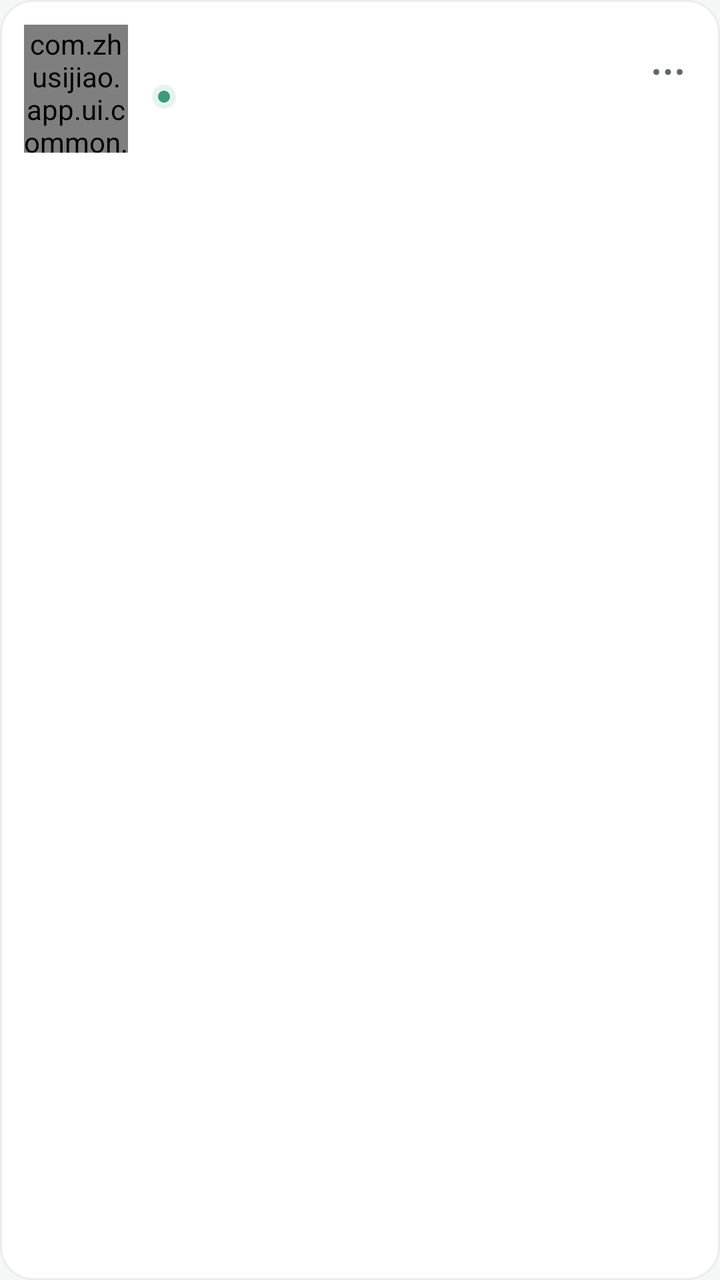
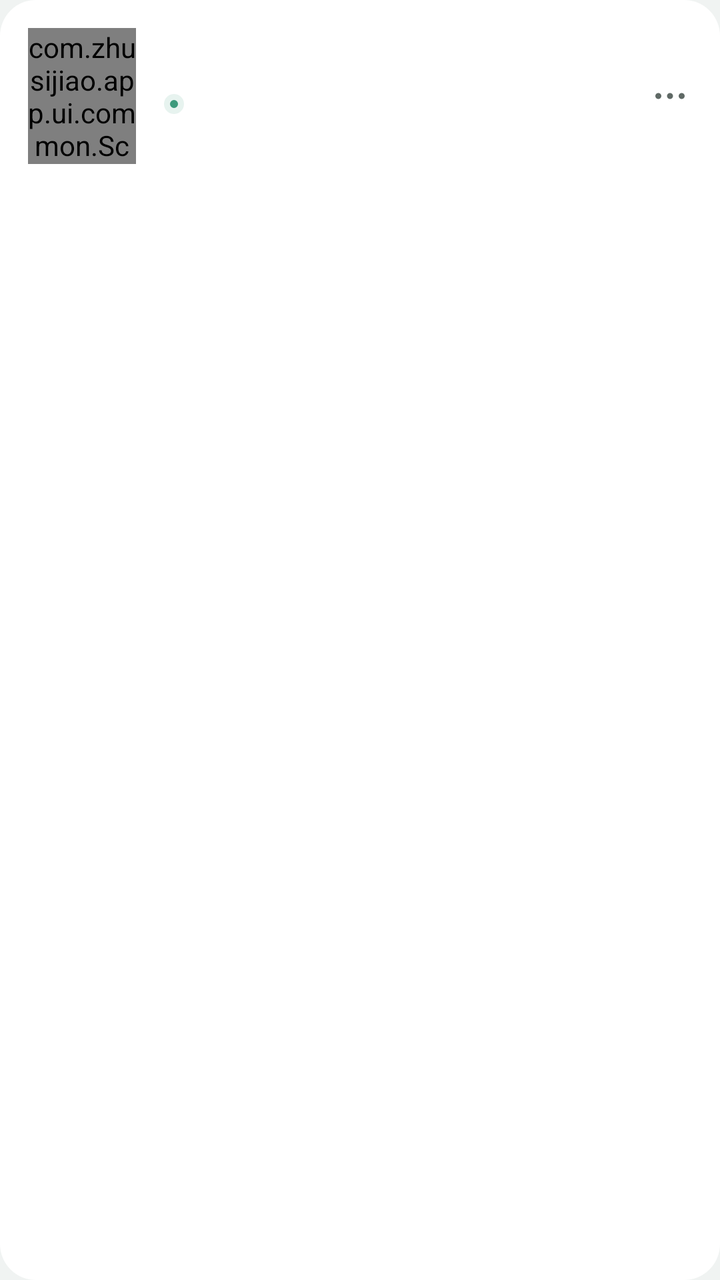

Screens rendered from an Android XML layout before and after an edit, with the pre-edit source and the edit as a unified diff.
<!-- AndroidManifest.xml: application theme Theme.Zhusijiao -->
<!-- res/layout/item_schedule_card.xml -->
<?xml version="1.0" encoding="utf-8"?>
<LinearLayout xmlns:android="http://schemas.android.com/apk/res/android"
    android:id="@+id/cardRoot"
    android:layout_width="match_parent"
    android:layout_height="wrap_content"
    android:layout_marginBottom="10dp"
    android:background="@drawable/bg_card"
    android:orientation="vertical">

    <LinearLayout
        android:id="@+id/cardMain"
        android:layout_width="match_parent"
        android:layout_height="wrap_content"
        android:background="@drawable/bg_menu_row"
        android:clickable="true"
        android:focusable="true"
        android:gravity="center_vertical"
        android:orientation="horizontal"
        android:paddingStart="12dp"
        android:paddingTop="12dp"
        android:paddingEnd="4dp"
        android:paddingBottom="12dp">

        
        <com.zhusijiao.app.ui.common.ScheduleThumbView
            android:id="@+id/cardThumb"
            android:layout_width="52dp"
            android:layout_height="64dp"
            android:layout_marginEnd="12dp"
            android:importantForAccessibility="no" />

        <LinearLayout
            android:layout_width="0dp"
            android:layout_height="wrap_content"
            android:layout_weight="1"
            android:orientation="vertical">

            <LinearLayout
                android:layout_width="match_parent"
                android:layout_height="wrap_content"
                android:gravity="center_vertical"
                android:orientation="horizontal">

                <TextView
                    android:id="@+id/cardName"
                    android:layout_width="0dp"
                    android:layout_height="wrap_content"
                    android:layout_weight="1"
                    android:ellipsize="end"
                    android:maxLines="1"
                    android:textColor="@color/text_primary"
                    android:textSize="@dimen/text_subtitle"
                    android:textStyle="bold" />

                
                <TextView
                    android:id="@+id/activeTag"
                    android:layout_width="wrap_content"
                    android:layout_height="wrap_content"
                    android:layout_marginStart="8dp"
                    android:background="@drawable/bg_tag"
                    android:paddingStart="8dp"
                    android:paddingTop="2.5dp"
                    android:paddingEnd="8dp"
                    android:paddingBottom="2.5dp"
                    android:textColor="@color/tag_text"
                    android:textSize="@dimen/text_caption"
                    android:visibility="gone" />
            </LinearLayout>

            <LinearLayout
                android:id="@+id/syncRow"
                android:layout_width="wrap_content"
                android:layout_height="wrap_content"
                android:layout_marginTop="6dp"
                android:gravity="center_vertical"
                android:orientation="horizontal">

                <View
                    android:id="@+id/syncDot"
                    android:layout_width="12dp"
                    android:layout_height="12dp"
                    android:layout_marginEnd="4dp"
                    android:background="@drawable/sync_dot_green" />

                <TextView
                    android:id="@+id/syncText"
                    android:layout_width="wrap_content"
                    android:layout_height="wrap_content"
                    android:ellipsize="end"
                    android:maxLines="1"
                    android:textColor="@color/text_secondary"
                    android:textSize="@dimen/text_small" />
            </LinearLayout>

            <TextView
                android:id="@+id/cardMeta"
                android:layout_width="match_parent"
                android:layout_height="wrap_content"
                android:layout_marginTop="3dp"
                android:ellipsize="end"
                android:maxLines="1"
                android:textColor="@color/text_tertiary"
                android:textSize="@dimen/text_hint" />
        </LinearLayout>

        <ImageView
            android:id="@+id/actionMore"
            android:layout_width="44dp"
            android:layout_height="48dp"
            android:layout_gravity="top"
            android:background="@drawable/bg_menu_row"
            android:contentDescription="@string/library_more"
            android:scaleType="center"
            android:src="@drawable/ic_more" />
    </LinearLayout>
</LinearLayout>
<!-- resources referenced by this layout -->
<resources>
  <color name="tag_text">#287760</color>
  <color name="text_primary">#1d2421</color>
  <color name="text_secondary">#5f6965</color>
  <color name="text_tertiary">#8a9490</color>
  <dimen name="text_caption">11sp</dimen>
  <dimen name="text_hint">12sp</dimen>
  <dimen name="text_small">13sp</dimen>
  <dimen name="text_subtitle">16sp</dimen>
  <!-- drawable bg_card (drawable) -->
  <?xml version="1.0" encoding="utf-8"?>
  
  <shape xmlns:android="http://schemas.android.com/apk/res/android" android:shape="rectangle">
      <solid android:color="@color/surface" />
      <stroke android:width="1dp" android:color="@color/line" />
      <corners android:radius="@dimen/card_radius_lg" />
  </shape>
  <!-- drawable bg_menu_row (drawable) -->
  <?xml version="1.0" encoding="utf-8"?>
  
  <selector xmlns:android="http://schemas.android.com/apk/res/android">
      <item android:state_pressed="true">
          <shape android:shape="rectangle"><solid android:color="@color/hover_bg" /></shape>
      </item>
      <item>
          <shape android:shape="rectangle"><solid android:color="@android:color/transparent" /></shape>
      </item>
  </selector>
  <!-- drawable bg_tag (drawable) -->
  <?xml version="1.0" encoding="utf-8"?>
  
  <shape xmlns:android="http://schemas.android.com/apk/res/android" android:shape="rectangle">
      <solid android:color="@color/tag_bg" />
      <corners android:radius="100dp" />
  </shape>
  <!-- drawable sync_dot_green (drawable) -->
  <?xml version="1.0" encoding="utf-8"?>
  
  <layer-list xmlns:android="http://schemas.android.com/apk/res/android">
      <item>
          <shape android:shape="oval"><solid android:color="#1f3d9a7c" /></shape>
      </item>
      <item android:left="3dp" android:top="3dp" android:right="3dp" android:bottom="3dp">
          <shape android:shape="oval"><solid android:color="@color/sync_dot" /></shape>
      </item>
  </layer-list>
  <string name="library_more">更多操作</string>
  <color name="surface">#ffffff</color>
  <color name="line">#e9edeb</color>
  <dimen name="card_radius_lg">@dimen/radius_lg</dimen>
  <color name="hover_bg">#f2f5f4</color>
  <color name="tag_bg">#e8f2ee</color>
  <color name="sync_dot">#3d9a7c</color>
  <color name="accent">#2f7d68</color>
  <color name="background">#f5f7f6</color>
  <style name="Theme.Zhusijiao.Dialog" parent="Theme.AppCompat.Light.Dialog.Alert">
          <item name="colorAccent">@color/accent</item>
          <item name="android:textColorPrimary">@color/text_primary</item>
          <item name="buttonBarPositiveButtonStyle">@style/DialogButton</item>
          <item name="buttonBarNegativeButtonStyle">@style/DialogButton</item>
          <item name="buttonBarNeutralButtonStyle">@style/DialogButton</item>
      </style>
  <dimen name="radius_lg">16dp</dimen>
  <style name="DialogButton" parent="Widget.AppCompat.Button.ButtonBar.AlertDialog">
          <item name="android:textColor">@color/accent</item>
          <item name="android:textStyle">bold</item>
      </style>
  <!-- unchanged entries left out for length: 2 -->
</resources>

<!-- the commit's change to res/layout/item_schedule_card.xml (unified diff, before → after) -->
@@ -1,5 +1,6 @@
 <?xml version="1.0" encoding="utf-8"?>
 <LinearLayout xmlns:android="http://schemas.android.com/apk/res/android"
+    xmlns:app="http://schemas.android.com/apk/res-auto"
     android:id="@+id/cardRoot"
     android:layout_width="match_parent"
     android:layout_height="wrap_content"
@@ -16,17 +17,16 @@
         android:focusable="true"
         android:gravity="center_vertical"
         android:orientation="horizontal"
-        android:paddingStart="12dp"
-        android:paddingTop="12dp"
-        android:paddingEnd="4dp"
-        android:paddingBottom="12dp">
+        android:paddingStart="14dp"
+        android:paddingTop="14dp"
+        android:paddingEnd="6dp"
+        android:paddingBottom="14dp">
 
-        
         <com.zhusijiao.app.ui.common.ScheduleThumbView
             android:id="@+id/cardThumb"
-            android:layout_width="52dp"
-            android:layout_height="64dp"
-            android:layout_marginEnd="12dp"
+            android:layout_width="54dp"
+            android:layout_height="68dp"
+            android:layout_marginEnd="14dp"
             android:importantForAccessibility="no" />
 
         <LinearLayout
@@ -52,7 +52,6 @@
                     android:textSize="@dimen/text_subtitle"
                     android:textStyle="bold" />
 
-                
                 <TextView
                     android:id="@+id/activeTag"
                     android:layout_width="wrap_content"
@@ -65,6 +64,7 @@
                     android:paddingBottom="2.5dp"
                     android:textColor="@color/tag_text"
                     android:textSize="@dimen/text_caption"
+                    android:textStyle="bold"
                     android:visibility="gone" />
             </LinearLayout>
 
@@ -78,9 +78,9 @@
 
                 <View
                     android:id="@+id/syncDot"
-                    android:layout_width="12dp"
-                    android:layout_height="12dp"
-                    android:layout_marginEnd="4dp"
+                    android:layout_width="10dp"
+                    android:layout_height="10dp"
+                    android:layout_marginEnd="5dp"
                     android:background="@drawable/sync_dot_green" />
 
                 <TextView
@@ -105,12 +105,29 @@
         </LinearLayout>
 
         <ImageView
+            android:id="@+id/actionShare"
+            android:layout_width="38dp"
+            android:layout_height="38dp"
+            android:layout_gravity="center_vertical"
+            android:background="@drawable/bg_menu_row"
+            android:clickable="true"
+            android:contentDescription="@string/library_action_share"
+            android:focusable="true"
+            android:padding="10dp"
+            android:scaleType="fitCenter"
+            android:src="@drawable/ic_menu_share"
+            app:tint="@color/icon_muted"
+            android:visibility="gone" />
+
+        <ImageView
             android:id="@+id/actionMore"
-            android:layout_width="44dp"
-            android:layout_height="48dp"
-            android:layout_gravity="top"
+            android:layout_width="38dp"
+            android:layout_height="38dp"
+            android:layout_gravity="center_vertical"
             android:background="@drawable/bg_menu_row"
+            android:clickable="true"
             android:contentDescription="@string/library_more"
+            android:focusable="true"
             android:scaleType="center"
             android:src="@drawable/ic_more" />
     </LinearLayout>
<!-- resource entries referenced after the edit -->
@@ -1,5 +1,6 @@
 <!-- resources referenced by this layout -->
 <resources>
+  <color name="icon_muted">#52605b</color>
   <color name="tag_text">#287760</color>
   <color name="text_primary">#1d2421</color>
   <color name="text_secondary">#5f6965</color>
@@ -10,10 +11,8 @@
   <dimen name="text_subtitle">16sp</dimen>
   <!-- drawable bg_card (drawable) -->
   <?xml version="1.0" encoding="utf-8"?>
-  
   <shape xmlns:android="http://schemas.android.com/apk/res/android" android:shape="rectangle">
       <solid android:color="@color/surface" />
-      <stroke android:width="1dp" android:color="@color/line" />
       <corners android:radius="@dimen/card_radius_lg" />
   </shape>
   <!-- drawable bg_menu_row (drawable) -->
@@ -34,6 +33,10 @@
       <solid android:color="@color/tag_bg" />
       <corners android:radius="100dp" />
   </shape>
+  <!-- drawable ic_menu_share (drawable) -->
+  <vector xmlns:android="http://schemas.android.com/apk/res/android" android:width="24dp" android:height="24dp" android:viewportWidth="24" android:viewportHeight="24">
+      <path android:fillColor="@android:color/transparent" android:strokeColor="@color/text_primary" android:strokeWidth="1.7" android:strokeLineCap="round" android:strokeLineJoin="round" android:pathData="M8,12L17,6 M8,12L17,18 M7,12m-3,0a3,3 0,1 0,6 0a3,3 0,1 0,-6 0 M18,5m-2,0a2,2 0,1 0,4 0a2,2 0,1 0,-4 0 M18,19m-2,0a2,2 0,1 0,4 0a2,2 0,1 0,-4 0" />
+  </vector>
   <!-- drawable sync_dot_green (drawable) -->
   <?xml version="1.0" encoding="utf-8"?>
   
@@ -45,15 +48,15 @@
           <shape android:shape="oval"><solid android:color="@color/sync_dot" /></shape>
       </item>
   </layer-list>
+  <string name="library_action_share">分享</string>
   <string name="library_more">更多操作</string>
   <color name="surface">#ffffff</color>
-  <color name="line">#e9edeb</color>
   <dimen name="card_radius_lg">@dimen/radius_lg</dimen>
   <color name="hover_bg">#f2f5f4</color>
   <color name="tag_bg">#e8f2ee</color>
   <color name="sync_dot">#3d9a7c</color>
   <color name="accent">#2f7d68</color>
-  <color name="background">#f5f7f6</color>
+  <color name="background">#f0f3f2</color>
   <style name="Theme.Zhusijiao.Dialog" parent="Theme.AppCompat.Light.Dialog.Alert">
           <item name="colorAccent">@color/accent</item>
           <item name="android:textColorPrimary">@color/text_primary</item>
@@ -61,7 +64,7 @@
           <item name="buttonBarNegativeButtonStyle">@style/DialogButton</item>
           <item name="buttonBarNeutralButtonStyle">@style/DialogButton</item>
       </style>
-  <dimen name="radius_lg">16dp</dimen>
+  <dimen name="radius_lg">18dp</dimen>
   <style name="DialogButton" parent="Widget.AppCompat.Button.ButtonBar.AlertDialog">
           <item name="android:textColor">@color/accent</item>
           <item name="android:textStyle">bold</item>
